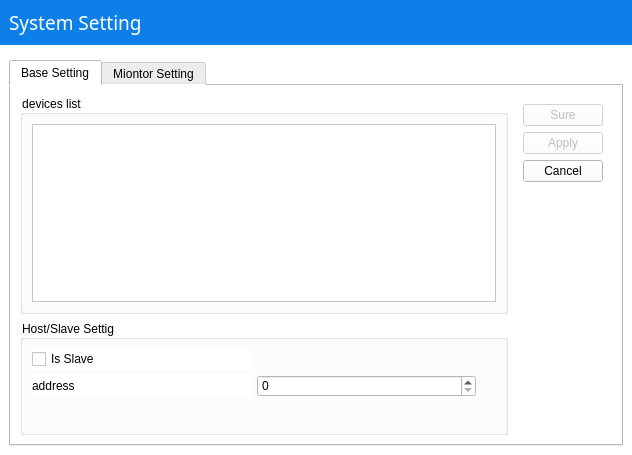
This is form/settingdialog.ui in kyyblabla/gas_check as Qt 5 draws it before an edit. The edited form follows.
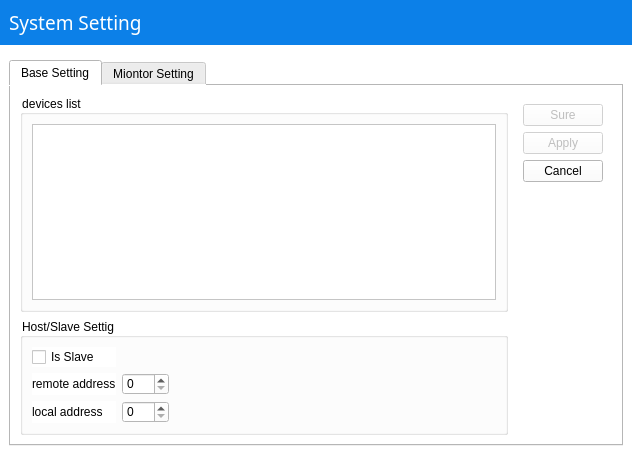
This is the edited form. Icons and pictures are not drawn. Custom widgets are drawn as their Qt base class.

The edit to the form file:
```diff
--- a/form/settingdialog.ui
+++ b/form/settingdialog.ui
@@ -108,13 +108,6 @@
                   </property>
                  </widget>
                 </item>
-                <item row="1" column="0">
-                 <widget class="QLabel" name="label">
-                  <property name="text">
-                   <string>address</string>
-                  </property>
-                 </widget>
-                </item>
                 <item row="1" column="1">
                  <widget class="QSpinBox" name="spinBox">
                   <property name="maximum">
@@ -122,15 +115,36 @@
                   </property>
                  </widget>
                 </item>
-                <item row="2" column="2">
-                 <spacer name="verticalSpacer_2">
+                <item row="1" column="0">
+                 <widget class="QLabel" name="label">
+                  <property name="text">
+                   <string>remote address</string>
+                  </property>
+                 </widget>
+                </item>
+                <item row="2" column="1">
+                 <widget class="QSpinBox" name="spinBox_2">
+                  <property name="maximum">
+                   <number>255</number>
+                  </property>
+                 </widget>
+                </item>
+                <item row="2" column="0">
+                 <widget class="QLabel" name="label_3">
+                  <property name="text">
+                   <string>local address</string>
+                  </property>
+                 </widget>
+                </item>
+                <item row="1" column="2">
+                 <spacer name="horizontalSpacer">
                   <property name="orientation">
-                   <enum>Qt::Vertical</enum>
+                   <enum>Qt::Horizontal</enum>
                   </property>
                   <property name="sizeHint" stdset="0">
                    <size>
-                    <width>20</width>
-                    <height>40</height>
+                    <width>40</width>
+                    <height>20</height>
                    </size>
                   </property>
                  </spacer>
```
Left out of the diff: 2 changed lines with no effect on the pictures.
